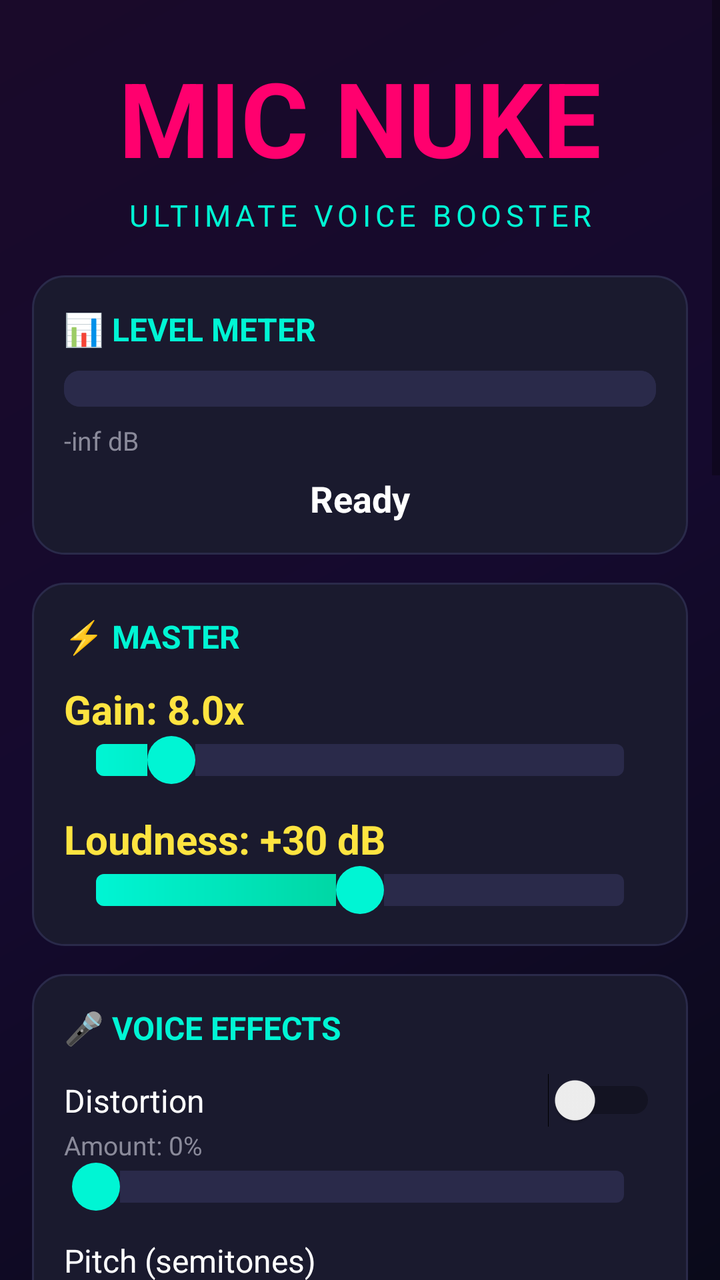
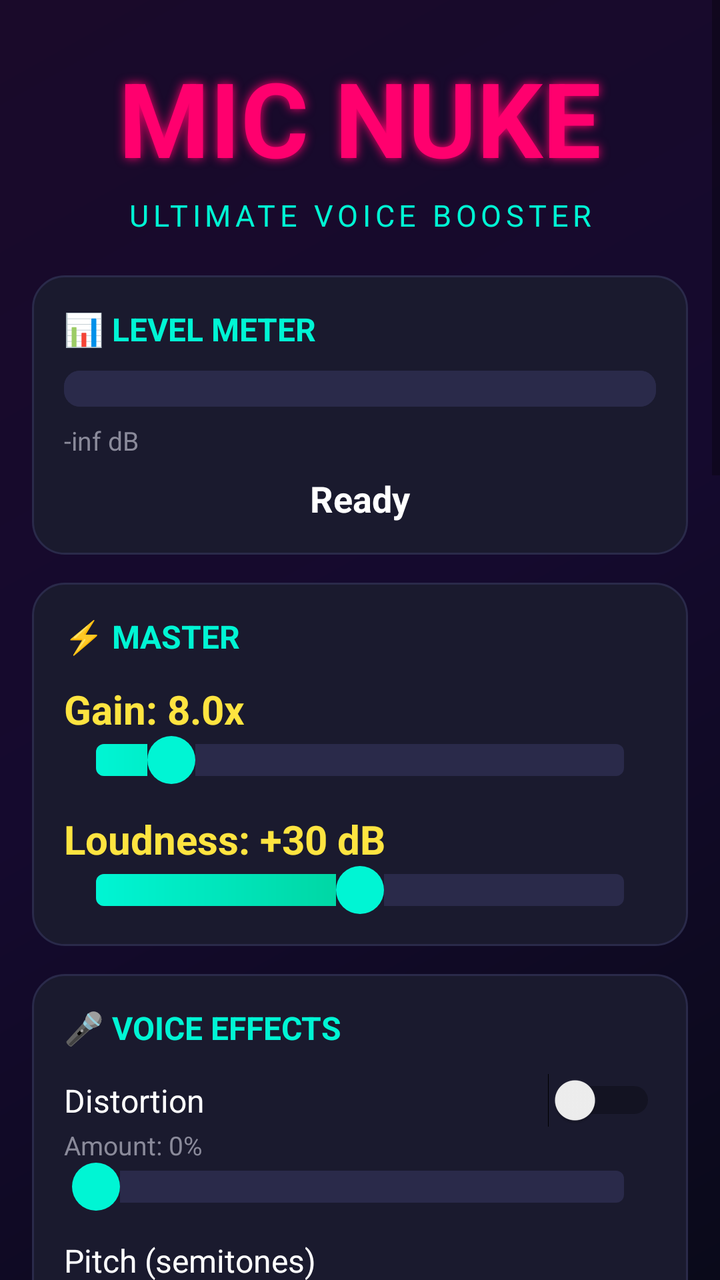

Two renders of the same Android screen: before a commit and after it. Below are the layout's source before the change and the commit's diff.
<!-- AndroidManifest.xml: application theme Theme.MicNuke -->
<!-- res/layout/activity_main.xml -->
﻿<?xml version="1.0" encoding="utf-8"?>
<ScrollView xmlns:android="http://schemas.android.com/apk/res/android"
    android:layout_width="match_parent"
    android:layout_height="match_parent"
    android:background="@drawable/bg_gradient"
    android:fillViewport="true">

    <LinearLayout
        android:layout_width="match_parent"
        android:layout_height="wrap_content"
        android:orientation="vertical"
        android:padding="16dp">

        <TextView
            android:layout_width="match_parent"
            android:layout_height="wrap_content"
            android:text="MIC NUKE"
            android:textSize="52sp"
            android:textStyle="bold"
            android:textColor="@color/neon_pink"
            android:gravity="center"
            android:layout_marginTop="8dp"
            android:layout_marginBottom="4dp"
            android:shadowColor="#ff006e"
            android:shadowRadius="12dp" />

        <TextView
            android:layout_width="match_parent"
            android:layout_height="wrap_content"
            android:text="@string/subtitle"
            android:textSize="15sp"
            android:textColor="@color/neon_cyan"
            android:gravity="center"
            android:letterSpacing="0.15"
            android:layout_marginBottom="20dp" />

        
        <LinearLayout
            android:layout_width="match_parent"
            android:layout_height="wrap_content"
            android:orientation="vertical"
            android:background="@drawable/card_bg"
            android:padding="16dp"
            android:layout_marginBottom="14dp">

            <TextView
                android:layout_width="wrap_content"
                android:layout_height="wrap_content"
                android:text="@string/sec_level"
                android:textColor="@color/section_title"
                android:textSize="16sp"
                android:textStyle="bold"
                android:layout_marginBottom="10dp" />

            <ProgressBar
                android:id="@+id/vuMeter"
                style="?android:attr/progressBarStyleHorizontal"
                android:layout_width="match_parent"
                android:layout_height="18dp"
                android:progress="0"
                android:max="100"
                android:progressDrawable="@drawable/vu_fill"
                android:background="@drawable/vu_bg" />

            <TextView
                android:id="@+id/vuText"
                android:layout_width="wrap_content"
                android:layout_height="wrap_content"
                android:text="-inf dB"
                android:textColor="@color/text_dim"
                android:textSize="13sp"
                android:layout_marginTop="8dp" />

            <TextView
                android:id="@+id/statusText"
                android:layout_width="match_parent"
                android:layout_height="wrap_content"
                android:text="@string/status_ready"
                android:textColor="@color/text_white"
                android:textSize="18sp"
                android:textStyle="bold"
                android:gravity="center"
                android:layout_marginTop="8dp" />
        </LinearLayout>


        
        <LinearLayout
            android:layout_width="match_parent"
            android:layout_height="wrap_content"
            android:orientation="vertical"
            android:background="@drawable/card_bg"
            android:padding="16dp"
            android:layout_marginBottom="14dp">

            <TextView
                android:layout_width="wrap_content"
                android:layout_height="wrap_content"
                android:text="@string/sec_master"
                android:textColor="@color/section_title"
                android:textSize="16sp"
                android:textStyle="bold"
                android:layout_marginBottom="12dp" />

            <TextView
                android:id="@+id/gainText"
                android:layout_width="wrap_content"
                android:layout_height="wrap_content"
                android:text="Gain: 8.0x"
                android:textColor="@color/neon_yellow"
                android:textSize="20sp"
                android:textStyle="bold" />

            <SeekBar
                android:id="@+id/gainSlider"
                android:layout_width="match_parent"
                android:layout_height="wrap_content"
                android:max="490"
                android:progress="70"
                android:progressDrawable="@drawable/slider_track"
                android:thumb="@drawable/slider_thumb"
                android:layout_marginBottom="14dp" />

            <TextView
                android:id="@+id/loudnessText"
                android:layout_width="wrap_content"
                android:layout_height="wrap_content"
                android:text="Loudness: +30 dB"
                android:textColor="@color/neon_yellow"
                android:textSize="20sp"
                android:textStyle="bold" />

            <SeekBar
                android:id="@+id/loudnessSlider"
                android:layout_width="match_parent"
                android:layout_height="wrap_content"
                android:max="6000"
                android:progress="3000"
                android:progressDrawable="@drawable/slider_track"
                android:thumb="@drawable/slider_thumb" />
        </LinearLayout>


        
        <LinearLayout
            android:layout_width="match_parent"
            android:layout_height="wrap_content"
            android:orientation="vertical"
            android:background="@drawable/card_bg"
            android:padding="16dp"
            android:layout_marginBottom="14dp">

            <TextView
                android:layout_width="wrap_content"
                android:layout_height="wrap_content"
                android:text="@string/sec_voice"
                android:textColor="@color/section_title"
                android:textSize="16sp"
                android:textStyle="bold"
                android:layout_marginBottom="12dp" />

            <LinearLayout
                android:layout_width="match_parent"
                android:layout_height="wrap_content"
                android:orientation="horizontal"
                android:gravity="center_vertical">
                <TextView
                    android:layout_width="0dp"
                    android:layout_height="wrap_content"
                    android:layout_weight="1"
                    android:text="Distortion"
                    android:textColor="@color/text_white"
                    android:textSize="16sp" />
                <Switch
                    android:id="@+id/distortionSwitch"
                    android:layout_width="wrap_content"
                    android:layout_height="wrap_content" />
            </LinearLayout>
            <TextView
                android:id="@+id/distortionText"
                android:layout_width="wrap_content"
                android:layout_height="wrap_content"
                android:text="Amount: 0%"
                android:textColor="@color/text_dim"
                android:textSize="13sp" />
            <SeekBar
                android:id="@+id/distortionSlider"
                android:layout_width="match_parent"
                android:layout_height="wrap_content"
                android:max="100"
                android:progress="0"
                android:progressDrawable="@drawable/slider_track"
                android:thumb="@drawable/slider_thumb"
                android:layout_marginBottom="14dp" />

            <TextView
                android:id="@+id/pitchText"
                android:layout_width="wrap_content"
                android:layout_height="wrap_content"
                android:text="Pitch (semitones)"
                android:textColor="@color/text_white"
                android:textSize="16sp" />
            <TextView
                android:id="@+id/pitchValText"
                android:layout_width="wrap_content"
                android:layout_height="wrap_content"
                android:text="0"
                android:textColor="@color/text_dim"
                android:textSize="13sp" />
            <SeekBar
                android:id="@+id/pitchSlider"
                android:layout_width="match_parent"
                android:layout_height="wrap_content"
                android:max="240"
                android:progress="120"
                android:progressDrawable="@drawable/slider_track"
                android:thumb="@drawable/slider_thumb"
                android:layout_marginBottom="14dp" />


            <LinearLayout
                android:layout_width="match_parent"
                android:layout_height="wrap_content"
                android:orientation="horizontal"
                android:gravity="center_vertical">
                <TextView
                    android:layout_width="0dp"
                    android:layout_height="wrap_content"
                    android:layout_weight="1"
                    android:text="Ring Mod"
                    android:textColor="@color/text_white"
                    android:textSize="16sp" />
                <Switch
                    android:id="@+id/ringModSwitch"
                    android:layout_width="wrap_content"
                    android:layout_height="wrap_content" />
            </LinearLayout>
            <TextView
                android:id="@+id/ringModText"
                android:layout_width="wrap_content"
                android:layout_height="wrap_content"
                android:text="Freq: 100 Hz"
                android:textColor="@color/text_dim"
                android:textSize="13sp" />
            <SeekBar
                android:id="@+id/ringModSlider"
                android:layout_width="match_parent"
                android:layout_height="wrap_content"
                android:max="900"
                android:progress="99"
                android:progressDrawable="@drawable/slider_track"
                android:thumb="@drawable/slider_thumb"
                android:layout_marginBottom="14dp" />

            <LinearLayout
                android:layout_width="match_parent"
                android:layout_height="wrap_content"
                android:orientation="horizontal"
                android:gravity="center_vertical">
                <TextView
                    android:layout_width="0dp"
                    android:layout_height="wrap_content"
                    android:layout_weight="1"
                    android:text="Bitcrusher"
                    android:textColor="@color/text_white"
                    android:textSize="16sp" />
                <Switch
                    android:id="@+id/bitcrusherSwitch"
                    android:layout_width="wrap_content"
                    android:layout_height="wrap_content" />
            </LinearLayout>
            <TextView
                android:id="@+id/bitcrushText"
                android:layout_width="wrap_content"
                android:layout_height="wrap_content"
                android:text="Depth: 16 bit"
                android:textColor="@color/text_dim"
                android:textSize="13sp" />
            <SeekBar
                android:id="@+id/bitcrushSlider"
                android:layout_width="match_parent"
                android:layout_height="wrap_content"
                android:max="12"
                android:progress="12"
                android:progressDrawable="@drawable/slider_track"
                android:thumb="@drawable/slider_thumb" />
        </LinearLayout>


        
        <LinearLayout
            android:layout_width="match_parent"
            android:layout_height="wrap_content"
            android:orientation="vertical"
            android:background="@drawable/card_bg"
            android:padding="16dp"
            android:layout_marginBottom="14dp">

            <TextView
                android:layout_width="wrap_content"
                android:layout_height="wrap_content"
                android:text="@string/sec_space"
                android:textColor="@color/section_title"
                android:textSize="16sp"
                android:textStyle="bold"
                android:layout_marginBottom="12dp" />

            <LinearLayout
                android:layout_width="match_parent"
                android:layout_height="wrap_content"
                android:orientation="horizontal"
                android:gravity="center_vertical">
                <TextView
                    android:layout_width="0dp"
                    android:layout_height="wrap_content"
                    android:layout_weight="1"
                    android:text="Echo"
                    android:textColor="@color/text_white"
                    android:textSize="16sp" />
                <Switch
                    android:id="@+id/echoSwitch"
                    android:layout_width="wrap_content"
                    android:layout_height="wrap_content" />
            </LinearLayout>
            <TextView
                android:id="@+id/echoDelayText"
                android:layout_width="wrap_content"
                android:layout_height="wrap_content"
                android:text="Delay: 300 ms"
                android:textColor="@color/text_dim"
                android:textSize="13sp" />
            <SeekBar
                android:id="@+id/echoDelaySlider"
                android:layout_width="match_parent"
                android:layout_height="wrap_content"
                android:max="700"
                android:progress="300"
                android:progressDrawable="@drawable/slider_track"
                android:thumb="@drawable/slider_thumb" />
            <TextView
                android:id="@+id/echoFeedbackText"
                android:layout_width="wrap_content"
                android:layout_height="wrap_content"
                android:text="Feedback: 40%"
                android:textColor="@color/text_dim"
                android:textSize="13sp" />
            <SeekBar
                android:id="@+id/echoFeedbackSlider"
                android:layout_width="match_parent"
                android:layout_height="wrap_content"
                android:max="90"
                android:progress="40"
                android:progressDrawable="@drawable/slider_track"
                android:thumb="@drawable/slider_thumb"
                android:layout_marginBottom="14dp" />


            <LinearLayout
                android:layout_width="match_parent"
                android:layout_height="wrap_content"
                android:orientation="horizontal"
                android:gravity="center_vertical">
                <TextView
                    android:layout_width="0dp"
                    android:layout_height="wrap_content"
                    android:layout_weight="1"
                    android:text="Flanger"
                    android:textColor="@color/text_white"
                    android:textSize="16sp" />
                <Switch
                    android:id="@+id/flangerSwitch"
                    android:layout_width="wrap_content"
                    android:layout_height="wrap_content" />
            </LinearLayout>
            <TextView
                android:id="@+id/flangerRateText"
                android:layout_width="wrap_content"
                android:layout_height="wrap_content"
                android:text="Rate: 2.0 Hz"
                android:textColor="@color/text_dim"
                android:textSize="13sp" />
            <SeekBar
                android:id="@+id/flangerRateSlider"
                android:layout_width="match_parent"
                android:layout_height="wrap_content"
                android:max="100"
                android:progress="20"
                android:progressDrawable="@drawable/slider_track"
                android:thumb="@drawable/slider_thumb"
                android:layout_marginBottom="14dp" />

            <TextView
                android:layout_width="wrap_content"
                android:layout_height="wrap_content"
                android:text="Reverb"
                android:textColor="@color/text_white"
                android:textSize="16sp" />
            <Spinner
                android:id="@+id/reverbSpinner"
                android:layout_width="match_parent"
                android:layout_height="wrap_content" />
        </LinearLayout>


        
        <LinearLayout
            android:layout_width="match_parent"
            android:layout_height="wrap_content"
            android:orientation="vertical"
            android:background="@drawable/card_bg"
            android:padding="16dp"
            android:layout_marginBottom="14dp">

            <TextView
                android:layout_width="wrap_content"
                android:layout_height="wrap_content"
                android:text="@string/sec_dynamics"
                android:textColor="@color/section_title"
                android:textSize="16sp"
                android:textStyle="bold"
                android:layout_marginBottom="12dp" />

            <LinearLayout
                android:layout_width="match_parent"
                android:layout_height="wrap_content"
                android:orientation="horizontal"
                android:gravity="center_vertical">
                <TextView
                    android:layout_width="0dp"
                    android:layout_height="wrap_content"
                    android:layout_weight="1"
                    android:text="Bass Boost"
                    android:textColor="@color/text_white"
                    android:textSize="16sp" />
                <Switch
                    android:id="@+id/bassBoostSwitch"
                    android:layout_width="wrap_content"
                    android:layout_height="wrap_content" />
            </LinearLayout>
            <TextView
                android:id="@+id/bassBoostText"
                android:layout_width="wrap_content"
                android:layout_height="wrap_content"
                android:text="Strength: 50%"
                android:textColor="@color/text_dim"
                android:textSize="13sp" />
            <SeekBar
                android:id="@+id/bassBoostSlider"
                android:layout_width="match_parent"
                android:layout_height="wrap_content"
                android:max="1000"
                android:progress="500"
                android:progressDrawable="@drawable/slider_track"
                android:thumb="@drawable/slider_thumb"
                android:layout_marginBottom="8dp" />

            <LinearLayout
                android:layout_width="match_parent"
                android:layout_height="wrap_content"
                android:orientation="horizontal"
                android:gravity="center_vertical">
                <TextView
                    android:layout_width="0dp"
                    android:layout_height="wrap_content"
                    android:layout_weight="1"
                    android:text="Compressor"
                    android:textColor="@color/text_white"
                    android:textSize="16sp" />
                <Switch
                    android:id="@+id/compressorSwitch"
                    android:layout_width="wrap_content"
                    android:layout_height="wrap_content" />
            </LinearLayout>

            <LinearLayout
                android:layout_width="match_parent"
                android:layout_height="wrap_content"
                android:orientation="horizontal"
                android:gravity="center_vertical">
                <TextView
                    android:layout_width="0dp"
                    android:layout_height="wrap_content"
                    android:layout_weight="1"
                    android:text="Noise Gate"
                    android:textColor="@color/text_white"
                    android:textSize="16sp" />
                <Switch
                    android:id="@+id/noiseGateSwitch"
                    android:layout_width="wrap_content"
                    android:layout_height="wrap_content" />
            </LinearLayout>
        </LinearLayout>


        
        <LinearLayout
            android:layout_width="match_parent"
            android:layout_height="wrap_content"
            android:orientation="vertical"
            android:background="@drawable/card_bg"
            android:padding="16dp"
            android:layout_marginBottom="18dp">

            <TextView
                android:layout_width="wrap_content"
                android:layout_height="wrap_content"
                android:text="@string/sec_presets"
                android:textColor="@color/section_title"
                android:textSize="16sp"
                android:textStyle="bold"
                android:layout_marginBottom="12dp" />

            <LinearLayout
                android:layout_width="match_parent"
                android:layout_height="wrap_content"
                android:orientation="horizontal">
                <Button
                    android:id="@+id/presetNuke"
                    android:layout_width="0dp"
                    android:layout_height="wrap_content"
                    android:layout_weight="1"
                    android:layout_marginEnd="6dp"
                    android:text="NUKE"
                    android:textSize="13sp"
                    android:textColor="@color/text_white"
                    android:background="@drawable/btn_preset" />
                <Button
                    android:id="@+id/presetRobot"
                    android:layout_width="0dp"
                    android:layout_height="wrap_content"
                    android:layout_weight="1"
                    android:layout_marginEnd="6dp"
                    android:text="ROBOT"
                    android:textSize="13sp"
                    android:textColor="@color/text_white"
                    android:background="@drawable/btn_preset" />
                <Button
                    android:id="@+id/presetDemon"
                    android:layout_width="0dp"
                    android:layout_height="wrap_content"
                    android:layout_weight="1"
                    android:text="DEMON"
                    android:textSize="13sp"
                    android:textColor="@color/text_white"
                    android:background="@drawable/btn_preset" />
            </LinearLayout>

            <LinearLayout
                android:layout_width="match_parent"
                android:layout_height="wrap_content"
                android:orientation="horizontal"
                android:layout_marginTop="8dp">
                <Button
                    android:id="@+id/presetChipmunk"
                    android:layout_width="0dp"
                    android:layout_height="wrap_content"
                    android:layout_weight="1"
                    android:layout_marginEnd="6dp"
                    android:text="CHIP"
                    android:textSize="13sp"
                    android:textColor="@color/text_white"
                    android:background="@drawable/btn_preset" />
                <Button
                    android:id="@+id/presetDeep"
                    android:layout_width="0dp"
                    android:layout_height="wrap_content"
                    android:layout_weight="1"
                    android:layout_marginEnd="6dp"
                    android:text="DEEP"
                    android:textSize="13sp"
                    android:textColor="@color/text_white"
                    android:background="@drawable/btn_preset" />
                <Button
                    android:id="@+id/presetHelicopter"
                    android:layout_width="0dp"
                    android:layout_height="wrap_content"
                    android:layout_weight="1"
                    android:text="HELI"
                    android:textSize="13sp"
                    android:textColor="@color/text_white"
                    android:background="@drawable/btn_preset" />
            </LinearLayout>
        </LinearLayout>


        
        <Button
            android:id="@+id/toggleButton"
            android:layout_width="match_parent"
            android:layout_height="76dp"
            android:text="@string/btn_start"
            android:textSize="26sp"
            android:textStyle="bold"
            android:textColor="@color/text_white"
            android:background="@drawable/btn_start"
            android:layout_marginBottom="24dp" />

    </LinearLayout>
</ScrollView>
<!-- resources referenced by this layout -->
<resources>
  <color name="neon_cyan">#00f5d4</color>
  <color name="neon_pink">#ff006e</color>
  <color name="neon_yellow">#fee440</color>
  <color name="section_title">#00f5d4</color>
  <color name="text_dim">#8A8A9A</color>
  <color name="text_white">#FFFFFF</color>
  <!-- drawable bg_gradient (drawable) -->
  <?xml version="1.0" encoding="utf-8"?>
  
  <layer-list xmlns:android="http://schemas.android.com/apk/res/android">
      <item>
          <shape android:shape="rectangle">
              <gradient
                  android:startColor="#0a0a1a"
                  android:centerColor="#150a2e"
                  android:endColor="#1a0a2a"
                  android:angle="135" />
          </shape>
      </item>
  </layer-list>
  <!-- drawable btn_preset (drawable) -->
  <?xml version="1.0" encoding="utf-8"?>
  
  <selector xmlns:android="http://schemas.android.com/apk/res/android">
      <item android:state_pressed="true">
          <shape android:shape="rectangle">
              <solid android:color="#00f5d4" />
              <corners android:radius="14dp" />
          </shape>
      </item>
      <item>
          <shape android:shape="rectangle">
              <solid android:color="#2A2A4A" />
              <corners android:radius="14dp" />
              <stroke
                  android:width="1dp"
                  android:color="#00f5d4" />
          </shape>
      </item>
  </selector>
  <!-- drawable btn_start (drawable) -->
  <?xml version="1.0" encoding="utf-8"?>
  
  <selector xmlns:android="http://schemas.android.com/apk/res/android">
      <item android:state_enabled="true">
          <shape android:shape="rectangle">
              <gradient
                  android:startColor="#00b894"
                  android:endColor="#00f5d4"
                  android:angle="0" />
              <corners android:radius="28dp" />
          </shape>
      </item>
      <item>
          <shape android:shape="rectangle">
              <solid android:color="#2A2A4A" />
              <corners android:radius="28dp" />
          </shape>
      </item>
  </selector>
  <!-- drawable card_bg (drawable) -->
  <?xml version="1.0" encoding="utf-8"?>
  
  <shape xmlns:android="http://schemas.android.com/apk/res/android"
      android:shape="rectangle">
      <solid android:color="#1A1A2E" />
      <corners android:radius="16dp" />
      <stroke
          android:width="1dp"
          android:color="#2A2A4A" />
  </shape>
  <!-- drawable slider_thumb (drawable) -->
  <?xml version="1.0" encoding="utf-8"?>
  
  <shape xmlns:android="http://schemas.android.com/apk/res/android"
      android:shape="oval">
      <solid android:color="#00f5d4" />
      <size
          android:width="24dp"
          android:height="24dp" />
  </shape>
  <!-- drawable vu_bg (drawable) -->
  <?xml version="1.0" encoding="utf-8"?>
  
  <shape xmlns:android="http://schemas.android.com/apk/res/android"
      android:shape="rectangle">
      <solid android:color="#2A2A4A" />
      <corners android:radius="8dp" />
  </shape>
  <string name="btn_start">START</string>
  <string name="sec_dynamics">💥 DYNAMICS</string>
  <string name="sec_level">📊 LEVEL METER</string>
  <string name="sec_master">⚡ MASTER</string>
  <string name="sec_presets">🎭 PRESETS</string>
  <string name="sec_space">🌌 SPACE EFFECTS</string>
  <string name="sec_voice">🎤 VOICE EFFECTS</string>
  <string name="status_ready">Ready</string>
  <string name="subtitle">ULTIMATE VOICE BOOSTER</string>
  <style name="Theme.MicNuke" parent="Theme.AppCompat.DayNight.NoActionBar">
          <item name="android:statusBarColor">#0a0a1a</item>
          <item name="android:navigationBarColor">#0a0a1a</item>
          <item name="android:windowBackground">@drawable/bg_gradient</item>
          <item name="colorAccent">@color/neon_cyan</item>
          <item name="colorPrimary">@color/neon_cyan</item>
          <item name="colorPrimaryDark">@color/bg_deep</item>
      </style>
  <color name="bg_deep">#0a0a1a</color>
  <!-- unchanged entries left out for length: 2 -->
</resources>

<!-- the commit's change to res/layout/activity_main.xml (unified diff, before → after) -->
@@ -1,4 +1,5 @@
-﻿<?xml version="1.0" encoding="utf-8"?>
+<?xml version="1.0" encoding="utf-8"?>
+
 <ScrollView xmlns:android="http://schemas.android.com/apk/res/android"
     android:layout_width="match_parent"
     android:layout_height="match_parent"
@@ -22,7 +23,7 @@
             android:layout_marginTop="8dp"
             android:layout_marginBottom="4dp"
             android:shadowColor="#ff006e"
-            android:shadowRadius="12dp" />
+            android:shadowRadius="12" />
 
         <TextView
             android:layout_width="match_parent"
